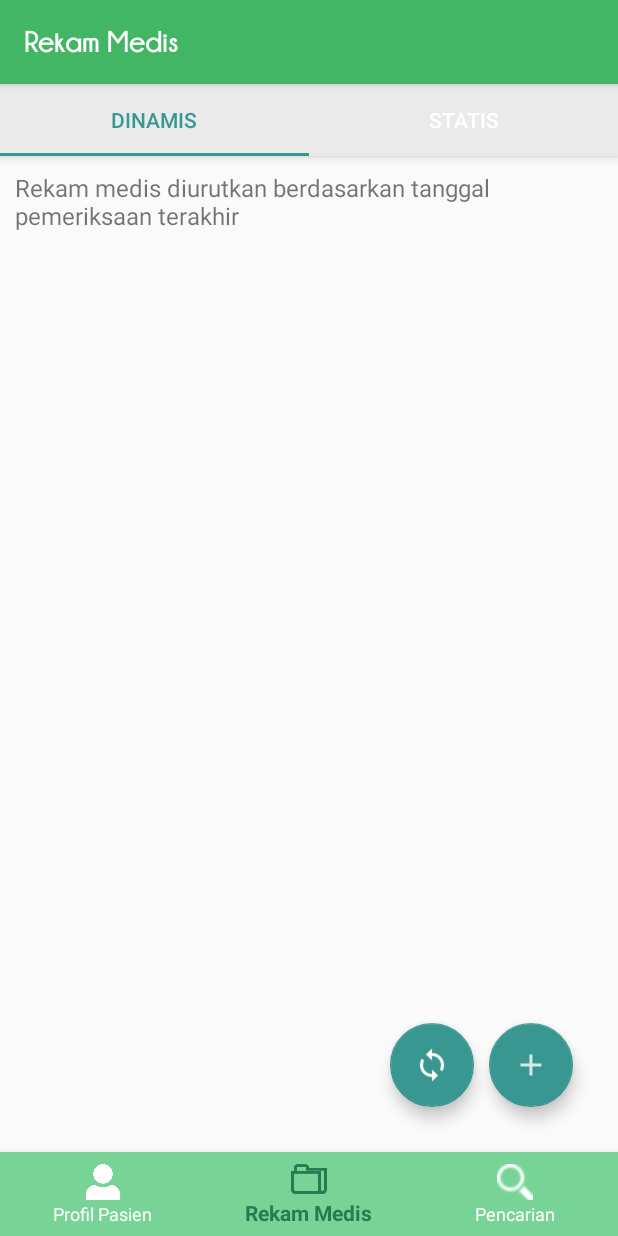
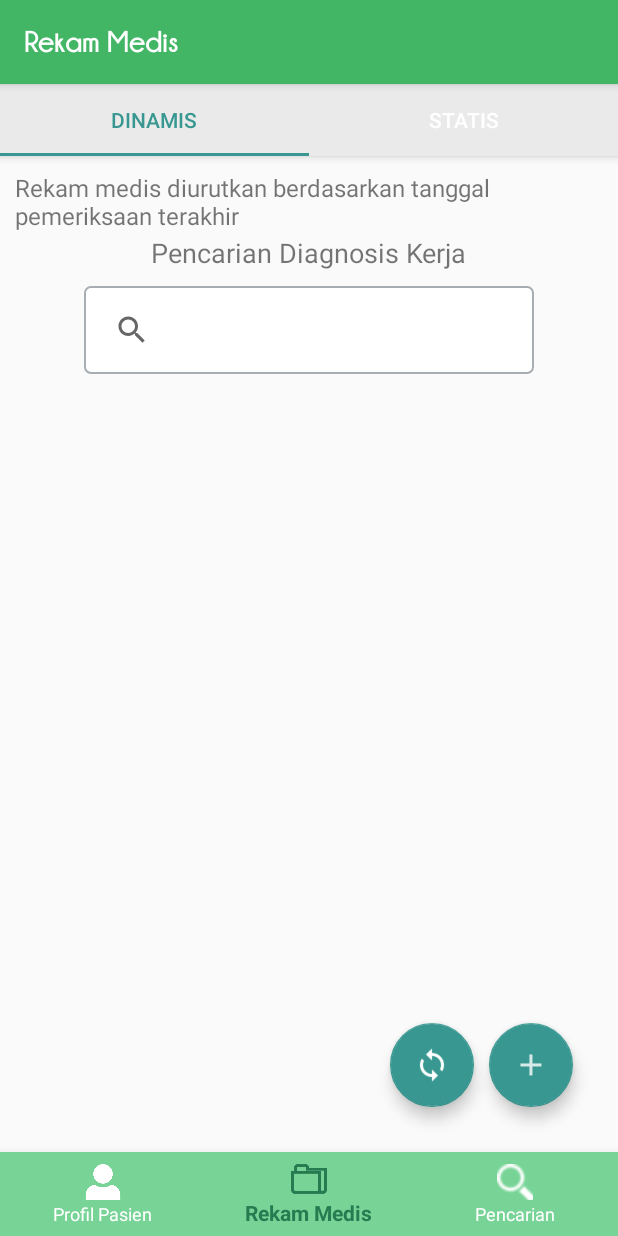
Before and after one commit to irmahariawang/synevirta-project, an Android app: the fragment PencarianFragment placed in its activity, item 2 of the bottom bar chosen, on a phone screen of 412 x 824 dp. Run offline under Robolectric (Android 15) with nearby library versions, the phone set to English and light mode, and no system bars; libraries missing offline, so code that uses them is left out: com.felhr.usbserial; network calls fail; 1 statement that could not run was skipped.

Commit message:
update pencarian

```diff
--- a/app/src/main/java/com/procodecg/codingmom/ehealth/data/EhealthDbHelper.java
+++ b/app/src/main/java/com/procodecg/codingmom/ehealth/data/EhealthDbHelper.java
@@ -195,13 +195,13 @@
 
         if(searchTerm != null && searchTerm.length()>0)
         {
-            String sql="SELECT * FROM "+EhealthContract.RekamMedisEntry.TABLE_NAME+" WHERE "+ COLUMN_NAMA_DOKTER+" OR "+EhealthContract.RekamMedisEntry.COLUMN_KELUHANUTAMA+" LIKE '%"+searchTerm+"%'";
+            String sql="SELECT * FROM "+EhealthContract.RekamMedisEntry.TABLE_NAME+" WHERE "+RekamMedisEntry.COLUMN_DIAGNOSIS_KERJA+" LIKE '%"+searchTerm+"%'";
             context=db.rawQuery(sql,null);
             return context;
 
         }
 
-        context=db.query(EhealthContract.RekamMedisEntry.TABLE_NAME,columns,null,null,null,null,null);
+        context=db.query(EhealthContract.RekamMedisEntry.TABLE_NAME,columns,null,null,null,null,COLUMN_TGL_PERIKSA+" DESC");
         return context;
     }
 
--- a/app/src/main/java/com/procodecg/codingmom/ehealth/fragment/PencarianFragment.java
+++ b/app/src/main/java/com/procodecg/codingmom/ehealth/fragment/PencarianFragment.java
@@ -1,15 +1,16 @@
 package com.procodecg.codingmom.ehealth.fragment;
 
+import android.app.Fragment;
 import android.database.Cursor;
 import android.database.sqlite.SQLiteDatabase;
 import android.os.Bundle;
-import android.support.v4.app.Fragment;
 import android.support.v7.widget.LinearLayoutManager;
 import android.support.v7.widget.RecyclerView;
 import android.support.v7.widget.SearchView;
 import android.view.LayoutInflater;
 import android.view.View;
 import android.view.ViewGroup;
+import android.widget.ImageView;
 
 import com.procodecg.codingmom.ehealth.R;
 import com.procodecg.codingmom.ehealth.data.EhealthContract;
@@ -64,7 +65,18 @@
 
         dbHelper = new EhealthDbHelper(getActivity());
 
-        SearchView sView= (SearchView) view.findViewById(R.id.inputPencarian);
+        final SearchView sView= (SearchView) view.findViewById(R.id.inputPencarian);
+        sView.setOnClickListener(new View.OnClickListener() {
+            @Override
+            public void onClick(View view) {
+                sView.setIconified(false);
+            }
+        });
+        int searchCloseButtonId = sView.getContext().getResources()
+                .getIdentifier("android:id/search_close_btn", null, null);
+
+        ImageView closeButton = (ImageView) sView.findViewById(searchCloseButtonId);
+
 
         //sView.setOnQueryTextListener((SearchView.OnQueryTextListener) this);
 
--- a/app/src/main/java/com/procodecg/codingmom/ehealth/pasien/KeluargaActivity.java
+++ b/app/src/main/java/com/procodecg/codingmom/ehealth/pasien/KeluargaActivity.java
@@ -64,7 +64,7 @@
         getWindow().setLayout((int)(width*.92),(int)(height*.85));
 
         TextView namaKerabatTv = (TextView) findViewById(R.id.textNamaKerabat);
-        namaKerabatTv.setText(PDCData.kewarganegaraan);
+        namaKerabatTv.setText(PDCData.namaKerabat);
 
         TextView hubunganKerabatTv = (TextView) findViewById(R.id.textHubunganKerabat);
         hubunganKerabatTv.setText(PDCData.hubunganKerabat);
--- a/app/src/main/java/com/procodecg/codingmom/ehealth/utils/Edit.java
+++ b/app/src/main/java/com/procodecg/codingmom/ehealth/utils/Edit.java
@@ -11,11 +11,12 @@
 import com.procodecg.codingmom.ehealth.R;
 import com.procodecg.codingmom.ehealth.main.MainActivity;
 
-public class Edit extends SessionManagement {
+public class Edit extends AppCompatActivity {
 
     private EditText idPuskesmas;
     private EditText namaPuskesmas;
     private SharedPreferences prefs;
+    private SessionManagement sessionManagement;
 
     @Override
     protected void onCreate(Bundle savedInstanceState) {
@@ -38,6 +39,9 @@
 
         getWindow().setLayout((int)(width*.70),(int)(height*.40));
 
+
+        sessionManagement = new SessionManagement();
+        sessionManagement.resetDisconnectTimer();
     }
 
     //set close button
--- a/app/src/main/java/com/procodecg/codingmom/ehealth/utils/SessionManagement.java
+++ b/app/src/main/java/com/procodecg/codingmom/ehealth/utils/SessionManagement.java
@@ -6,11 +6,12 @@
 import android.content.Intent;
 import android.os.Handler;
 import android.os.Message;
+import android.support.v7.app.AppCompatActivity;
 
 import com.procodecg.codingmom.ehealth.main.MainActivity;
 
 
-public class SessionManagement extends Activity {
+public class SessionManagement extends AppCompatActivity {
 
     public static final long DISCONNECT_TIMEOUT = 30000; // 30 sec = 30 * 1000 ms
 
@@ -19,7 +20,7 @@
         }
     };
 
-    private Runnable disconnectCallback = new Runnable() {
+    public Runnable disconnectCallback = new Runnable() {
         @Override
         public void run() {
 
--- a/app/src/main/res/layout/fragment_pencarian.xml
+++ b/app/src/main/res/layout/fragment_pencarian.xml
@@ -12,7 +12,7 @@
         android:layout_centerHorizontal="true"
         android:id="@+id/text_cari"
         android:layout_marginTop="100dp"
-        android:text="Masukkan kata kunci"
+        android:text="Pencarian Diagnosis Kerja"
         android:textSize="18sp"/>
 
     <android.support.v7.widget.SearchView
@@ -25,6 +25,7 @@
         android:layout_marginTop="10dp"
         android:paddingBottom="5dp"
         android:paddingTop="5dp"
+        android:clickable="true"
         android:background="@drawable/pencarian" />
 
     <!--<Button-->
--- a/build.gradle
+++ b/build.gradle
@@ -7,7 +7,7 @@
         google()
     }
     dependencies {
-        classpath 'com.android.tools.build:gradle:2.3.3'
+        classpath 'com.android.tools.build:gradle:3.0.1'
 
         // NOTE: Do not place your application dependencies here; they belong
         // in the individual module build.gradle files
```
Also changed, not shown: app/src/main/java/com/procodecg/codingmom/ehealth/fragment/RekamMedisAdapter.java (added, +35 -0 lines).
